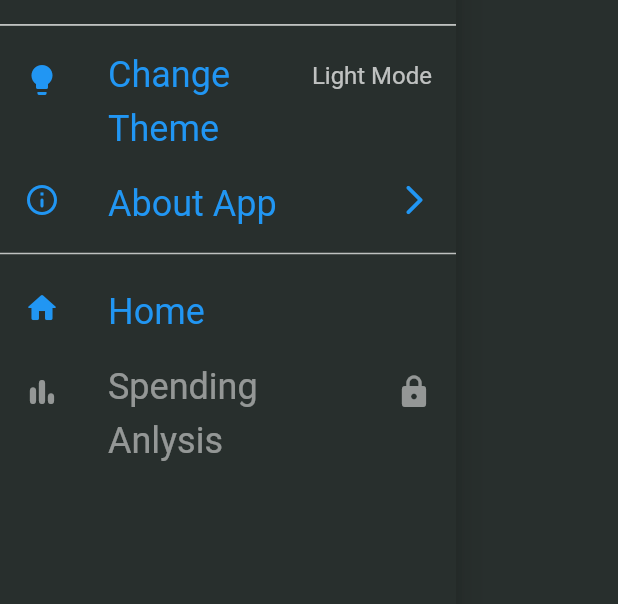
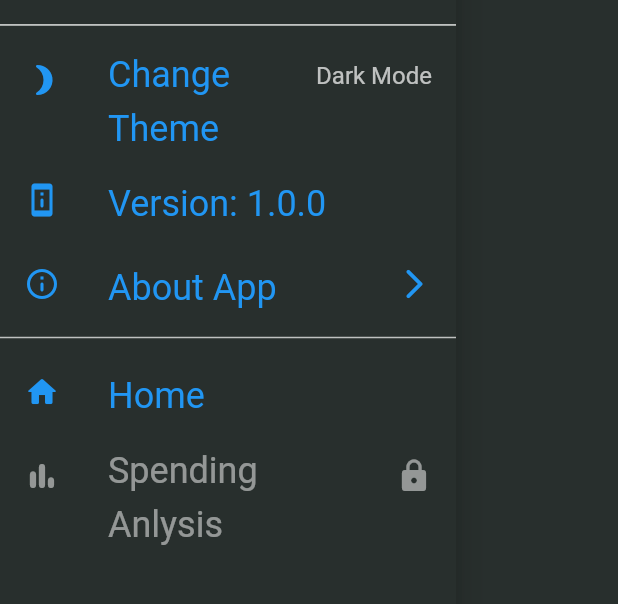
Before and after one commit to Sam21-39/Spend-Analytics, a Flutter app: the NavigationDrawer widget shown alone on an empty page, opened directly, on a phone screen of 412 x 824 dp, the part 216-820 px from its top. Run offline on Flutter 3.47's test engine with Material 2 defaults, Android fonts, the phone set to English and light mode, and no system bars; our stand-ins replace fl_chart, flutter_screenutil, flutter_svg, package_info, shared_preferences, sqflite and 1 more; accounts and stored records are empty.

Commit message:
bug fixes

```diff
--- a/spend_analytics/lib/Widgets/navigation_drawer.dart
+++ b/spend_analytics/lib/Widgets/navigation_drawer.dart
@@ -1,6 +1,8 @@
 import 'package:flutter/material.dart';
 import 'package:flutter_svg/flutter_svg.dart';
+import 'package:package_info/package_info.dart';
 import 'package:shared_preferences/shared_preferences.dart';
+import 'package:spend_analytics/Screens/DrawerMenu/about.dart';
 import 'package:spend_analytics/Utils/display_utils.dart';
 import 'package:spend_analytics/Utils/sp_constants.dart';
 import 'package:spend_analytics/main.dart';
@@ -21,8 +23,9 @@ class NavigationDrawer extends StatefulWidget {
 }
 
 class _NavigationDrawerState extends State<NavigationDrawer> {
-  bool isDarkTheme = false;
+  bool isDarkTheme = true;
 
+  String versionInfo = "";
   @override
   void initState() {
     super.initState();
@@ -32,6 +35,7 @@ class _NavigationDrawerState extends State<NavigationDrawer> {
           isDarkTheme = sp.getBool(THEME);
         });
     });
+    version();
   }
 
   @override
@@ -87,9 +91,24 @@ class _NavigationDrawerState extends State<NavigationDrawer> {
           ),
           ListTile(
             selected: true,
-            leading: Icon(
-              Icons.info_outline_rounded,
-            ),
+            leading: Icon(Icons.perm_device_info_rounded),
+            title: Text("Version: $versionInfo"),
+            // trailing: Icon(
+            //   Icons.arrow_forward_ios_rounded,
+            // ),
+          ),
+          ListTile(
+            onTap: () => Navigator.of(context)
+                .push(
+                  MaterialPageRoute(
+                    builder: (context) => About(),
+                  ),
+                )
+                .then(
+                  (value) => Navigator.pop(context),
+                ),
+            selected: true,
+            leading: Icon(Icons.info_outline_rounded),
             title: Text("About App"),
             trailing: Icon(
               Icons.arrow_forward_ios_rounded,
@@ -147,4 +166,10 @@ class _NavigationDrawerState extends State<NavigationDrawer> {
       ),
     );
   }
+
+  void version() async {
+    PackageInfo packageInfo = await PackageInfo.fromPlatform();
+    versionInfo = packageInfo.version;
+    setState(() {});
+  }
 }
```
Also changed, not shown: spend_analytics/lib/Screens/Charts/analysis.dart (+57 -12 lines), spend_analytics/lib/Screens/DrawerMenu/about.dart (added, +71 -0 lines), spend_analytics/lib/Screens/MainDashboard/itempage.dart (+13 -17 lines), spend_analytics/lib/UI/loading.dart (deleted, +0 -21 lines), spend_analytics/pubspec.yaml (+5 -7 lines), spend_analytics/pubspec.lock, 2 other files.
